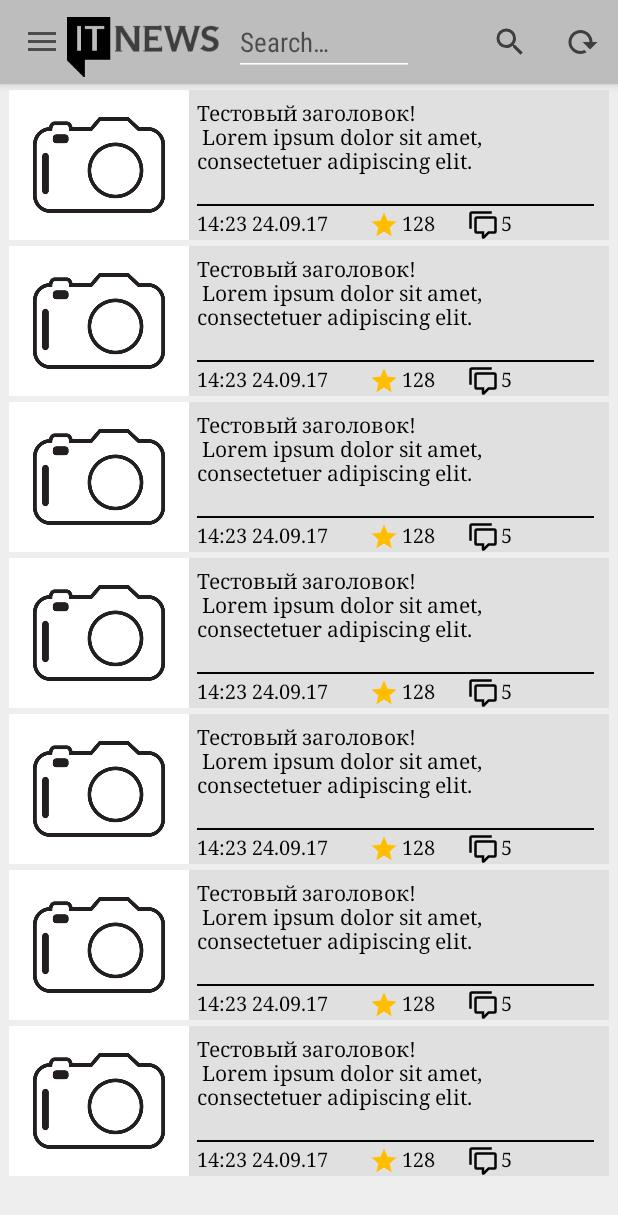
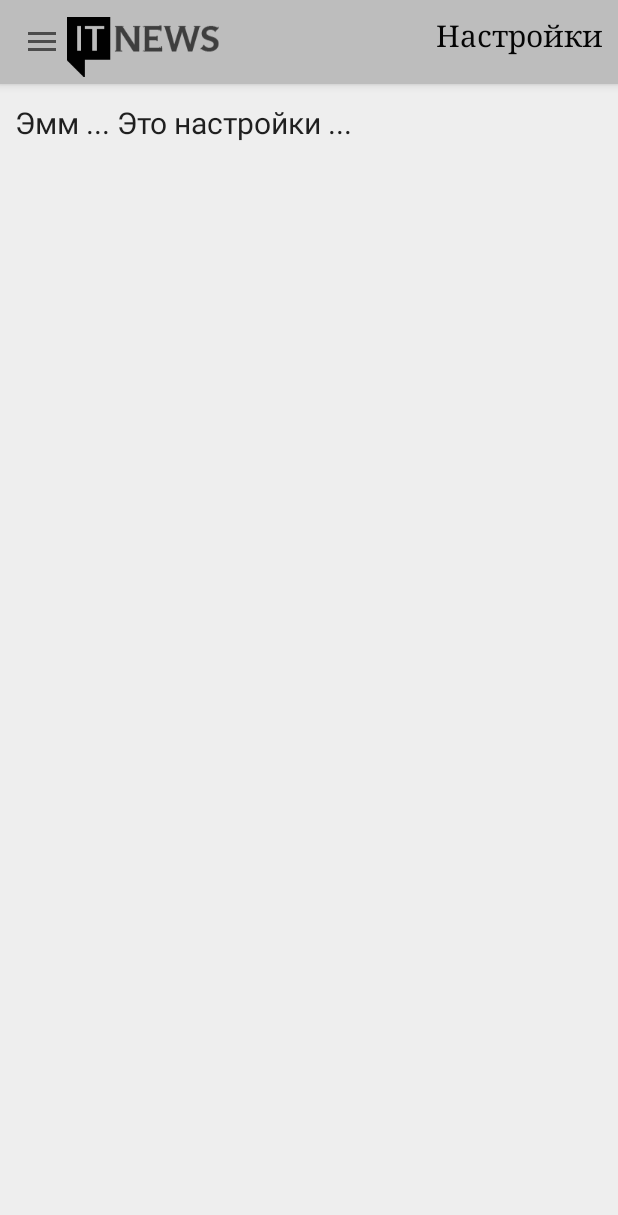
Before and after one commit to Vitalik-Priadka/NewsIT, an Android app: the MainActivity screen opened directly, with no data from a screen before it, in the side drawer, after a tap on "Настройки", on a phone screen of 412 x 824 dp. Shown: the top 1215 px of the screen. Run offline under Robolectric (Android 15) with nearby library versions, the phone set to English and light mode, and no system bars.

Commit message:
add List: -  LOgin and Setting activity

```diff
--- a/app/src/main/java/com/priadka/newsit_project/Constant.java
+++ b/app/src/main/java/com/priadka/newsit_project/Constant.java
@@ -1,6 +1,9 @@
 package com.priadka.newsit_project;
 
 public class Constant {
+    public static  final int SPLASH = R.layout.splash_screen;
+    public static  final int SETTING = R.layout.setting_layout;
+    public static  final int LOG = R.layout.log_layout;
     public static  final int LAYOUT = R.layout.activity_main;
     public static final int SPLASH_DISPLAY_LENGTH = 1000;
     public static final int textSize = 16;
--- /dev/null
+++ b/app/src/main/java/com/priadka/newsit_project/LoginActivity.java
@@ -0,0 +1,14 @@
+package com.priadka.newsit_project;
+
+import android.os.Bundle;
+
+public class LoginActivity extends MainActivity {
+
+    protected void onCreate(Bundle savedInstanceState) {
+        super.onCreate(savedInstanceState);
+        setContentView(Constant.LOG);
+        initToolbar();
+        initNavigationView();
+        ShortToolbar(R.string.menu_item_log_in);
+    }
+}
--- a/app/src/main/java/com/priadka/newsit_project/MainActivity.java
+++ b/app/src/main/java/com/priadka/newsit_project/MainActivity.java
@@ -1,6 +1,7 @@
 package com.priadka.newsit_project;
 
 import android.content.Context;
+import android.content.Intent;
 import android.os.Bundle;
 import android.support.annotation.NonNull;
 import android.support.design.widget.NavigationView;
@@ -22,7 +23,12 @@ public class MainActivity extends AppCompatActivity {
     private Toolbar toolbar;
     private DrawerLayout drawerLayout;
     private EditText editText;
-    // TODO REST API using retrofit
+    /*TODO Task
+        REST API using retrofit
+        Активити для статьи
+        Меню NavigationView
+        Реализовать добавление news_layout и затычку
+     */
 
     @Override
     protected void onCreate(Bundle savedInstanceState) {
@@ -34,7 +40,7 @@ public class MainActivity extends AppCompatActivity {
         KeyboardAction();
     }
 
-    private void initToolbar(){
+    public void initToolbar(){
         toolbar = (Toolbar) findViewById(R.id.toolbar);
         editText = (EditText) findViewById(R.id.search_text);
         toolbar.setTitle(null);
@@ -65,7 +71,7 @@ public class MainActivity extends AppCompatActivity {
         toolbar.inflateMenu(R.menu.menu);
     }
 
-    private void initNavigationView() {
+    public void initNavigationView() {
         drawerLayout = (DrawerLayout) findViewById(R.id.drawer_layout);
         ActionBarDrawerToggle toggle = new ActionBarDrawerToggle(this, drawerLayout , toolbar, R.string.view_navigation_open, R.string.view_navigation_close);
         drawerLayout.addDrawerListener(toggle);
@@ -77,15 +83,15 @@ public class MainActivity extends AppCompatActivity {
                 drawerLayout.closeDrawers(); hideKeyboard();
                 switch (menuItem.getItemId()){
                     case R.id.actionLogInItem:{
-
+                        GoToPage(LoginActivity.class);
                         break;
                     }
                     case R.id.actionNewsItem:{
-
+                        GoToPage(MainActivity.class);
                         break;
                     }
                     case R.id.actionSettingItem:{
-
+                        GoToPage(SettingActivity.class);
                         break;
                     }
                     case R.id.actionExitItem: {
@@ -96,7 +102,7 @@ public class MainActivity extends AppCompatActivity {
         });
     }
 
-    private void ReloadPage(){
+    public void ReloadPage(){
         /* ImageView drawable.icon =(ImageView) findViewById(R.id.reload);;
         RotateAnimation rotate = new RotateAnimation(0, 180, Animation.RELATIVE_TO_SELF, 0.5f, Animation.RELATIVE_TO_SELF, 0.5f);
         rotate.setDuration(5000);
@@ -104,14 +110,30 @@ public class MainActivity extends AppCompatActivity {
         drawable.icon.startAnimation(rotate); */
         Toast.makeText(MainActivity.this, R.string.reload_toast, Toast.LENGTH_SHORT).show();
     }
-
-    private  void Search(EditText text){
+    public  void Search(EditText text){
         if(text != null) {
             Toast.makeText(MainActivity.this, R.string.search_toast, Toast.LENGTH_SHORT).show();
             text.setText(null);
         }
     }
 
+    private void GoToPage(Class activity) {
+        if (activity != getClass()) {
+            Intent intent = new Intent(this, activity);
+            startActivity(intent);
+            intent.addFlags(Intent.FLAG_ACTIVITY_CLEAR_TOP);
+        }
+        return;
+    }
+
+    public void ShortToolbar(int captionText){
+        findViewById(R.id.search_text).setVisibility(View.INVISIBLE);
+        findViewById(R.id.search).setVisibility(View.INVISIBLE);
+        findViewById(R.id.reload).setVisibility(View.INVISIBLE);
+        TextView caption = (TextView) findViewById(R.id.caption_page);
+        caption.setText(captionText);
+        caption.setVisibility(View.VISIBLE);
+    }
     private  void KeyboardAction() {
         editText.setOnEditorActionListener(new TextView.OnEditorActionListener() {
             public boolean onEditorAction(TextView v, int actionId,
@@ -125,7 +147,6 @@ public class MainActivity extends AppCompatActivity {
             }
         });
     }
-
     public void hideKeyboard() {
         View view = this.getCurrentFocus();
         if (view != null) {
--- /dev/null
+++ b/app/src/main/java/com/priadka/newsit_project/SettingActivity.java
@@ -0,0 +1,14 @@
+package com.priadka.newsit_project;
+
+import android.os.Bundle;
+
+public class SettingActivity extends MainActivity {
+
+    protected void onCreate(Bundle savedInstanceState) {
+        super.onCreate(savedInstanceState);
+        setContentView(Constant.SETTING);
+        initToolbar();
+        initNavigationView();
+        ShortToolbar(R.string.menu_item_settings);
+    }
+}
--- a/app/src/main/java/com/priadka/newsit_project/SplashScreen.java
+++ b/app/src/main/java/com/priadka/newsit_project/SplashScreen.java
@@ -10,7 +10,7 @@ public class SplashScreen extends Activity {
     @Override
     public void onCreate(Bundle icicle) {
         super.onCreate(icicle);
-        setContentView(R.layout.splash_screen);
+        setContentView(Constant.SPLASH);
 
         new Handler().postDelayed(new Runnable(){
             @Override
--- a/app/src/main/res/layout/activity_main.xml
+++ b/app/src/main/res/layout/activity_main.xml
@@ -9,11 +9,8 @@
     <android.support.design.widget.CoordinatorLayout
         android:layout_width="match_parent"
         android:layout_height="match_parent">
-            <android.support.design.widget.AppBarLayout
-                android:layout_width="match_parent"
-                android:layout_height="wrap_content">
-                    <include layout="@layout/toolbar_layout"/>
-            </android.support.design.widget.AppBarLayout>
+
+            <include layout="@layout/toolbar_layout"/>
 
             <ScrollView
                 android:layout_width="match_parent"
@@ -34,12 +31,7 @@
 
                     <!-- Сюда реализовывать подгрузку контента -->
                     <include layout="@layout/news_layout"/>
-                    <include layout="@layout/news_layout"/>
-                    <include layout="@layout/news_layout"/>
-                    <include layout="@layout/news_layout"/>
-                    <include layout="@layout/news_layout"/>
-                    <include layout="@layout/news_layout"/>
-                    <include layout="@layout/news_layout"/>
+
 
                 </LinearLayout>
             </ScrollView>
--- a/app/src/main/res/layout/navigation_layout.xml
+++ b/app/src/main/res/layout/navigation_layout.xml
@@ -7,5 +7,9 @@
     android:layout_height="match_parent"
     android:layout_gravity="start"
     android:background="@color/mainBackground"
+    app:itemIconTint="@color/textColorDark"
+    app:itemTextColor="@color/textColorDark"
     app:menu="@menu/menu_navigation"
-    app:headerLayout="@layout/navigation_header" />
+    app:headerLayout="@layout/navigation_header">
+
+</android.support.design.widget.NavigationView>
--- /dev/null
+++ b/app/src/main/res/layout/setting_layout.xml
@@ -0,0 +1,30 @@
+<?xml version="1.0" encoding="utf-8"?>
+<android.support.v4.widget.DrawerLayout
+    xmlns:android="http://schemas.android.com/apk/res/android"
+    android:id="@+id/drawer_layout"
+    android:layout_width="match_parent"
+    android:layout_height="match_parent"
+    android:background="@color/mainBackground">
+    <android.support.design.widget.CoordinatorLayout
+        android:layout_width="match_parent"
+        android:layout_height="match_parent">
+        <include layout="@layout/toolbar_layout"/>
+        <RelativeLayout
+            android:layout_width="match_parent"
+            android:layout_height="match_parent"
+            android:layout_gravity="top"
+            android:layout_marginTop="58dp"
+            android:clickable="true">
+
+            <TextView
+                android:layout_width="wrap_content"
+                android:layout_height="wrap_content"
+                style="@style/AppDefault"
+                android:textSize="20sp"
+                android:padding="10dp"
+                android:text="Эмм ... Это настройки ..."/>
+
+        </RelativeLayout>
+    </android.support.design.widget.CoordinatorLayout>
+    <include layout="@layout/navigation_layout"/>
+</android.support.v4.widget.DrawerLayout>
--- a/app/src/main/res/layout/toolbar_layout.xml
+++ b/app/src/main/res/layout/toolbar_layout.xml
@@ -1,6 +1,9 @@
 <?xml version="1.0" encoding="utf-8"?>
+<android.support.design.widget.AppBarLayout
+    xmlns:android="http://schemas.android.com/apk/res/android"
+    android:layout_width="match_parent"
+    android:layout_height="wrap_content">
     <RelativeLayout
-    xmlns:android="http://schemas.android.com/apk/res/android"
         android:layout_width="match_parent"
         android:layout_height="wrap_content">
 
@@ -35,4 +38,16 @@
             android:contentDescription="@string/logo_hint"
             android:layout_marginStart="35dp"
             android:layout_marginTop="11dp"/>
+
+        <TextView
+            android:id="@+id/caption_page"
+            android:layout_width="wrap_content"
+            android:layout_height="40dp"
+            android:visibility="invisible"
+            android:textSize="20sp"
+            android:layout_marginTop="10dp"
+            android:layout_marginEnd="10dp"
+            android:layout_alignParentEnd="true"
+            style="@style/TextStyle"/>
     </RelativeLayout>
+</android.support.design.widget.AppBarLayout>
--- a/app/src/main/res/values/strings.xml
+++ b/app/src/main/res/values/strings.xml
@@ -9,6 +9,8 @@
     <string name="reload_title">Reload</string>
 
     <string name="menu_item_log_in">Войти акк.</string>
+    <string name="menu_item_log_out">Выйти акк.</string>
+    <string name="menu_item_bookmarks">Закладки</string>
     <string name="menu_item_news">Новости</string>
     <string name="menu_item_settings">Настройки</string>
     <string name="menu_item_exit">Выйти</string>
--- a/app/src/main/res/values/styles.xml
+++ b/app/src/main/res/values/styles.xml
@@ -7,14 +7,11 @@
         <item name="colorPrimaryDark">@color/colorPrimaryDark</item>
         <item name="colorAccent">@color/colorAccent</item>
         <item name="android:colorControlNormal">@color/colorWhite</item>
-
-        <!-- <item name="android:windowTranslucentStatus">true</item>
-        <item name="android:statusBarColor">@android:color/transparent</item> -->
     </style>
 
     <style name="TextStyle" parent="@android:style/TextAppearance.Medium">
-    <item name="android:textColor">@color/textColorDark</item>
-    <item name="android:typeface">serif</item>
-    <item name="android:textSize">14sp</item>
+        <item name="android:textColor">@color/textColorDark</item>
+        <item name="android:typeface">serif</item>
+        <item name="android:textSize">14sp</item>
     </style>
 </resources>
```
Also changed, not shown: app/src/main/AndroidManifest.xml (+22 -2 lines), app/src/main/java/com/priadka/newsit_project/NewsActivity.java (deleted, +0 -27 lines), app/src/main/res/drawable/logout_variant.xml (added, +8 -0 lines), app/src/main/res/layout/log_layout.xml (added, +30 -0 lines), app/src/main/res/menu/menu_navigation.xml (+14 -0 lines). Lines whose indentation alone changed are shown as unchanged.
